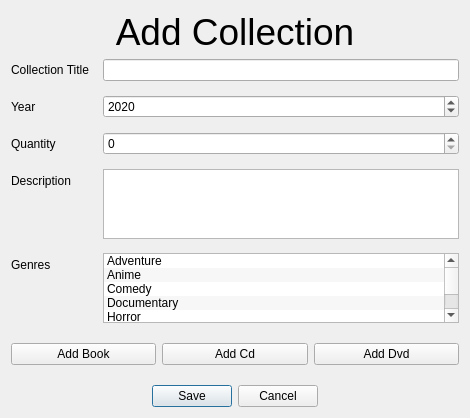
First picture: the form in forms/collectiondialog.ui, repository umustdye/Book-Worms, before the edit.
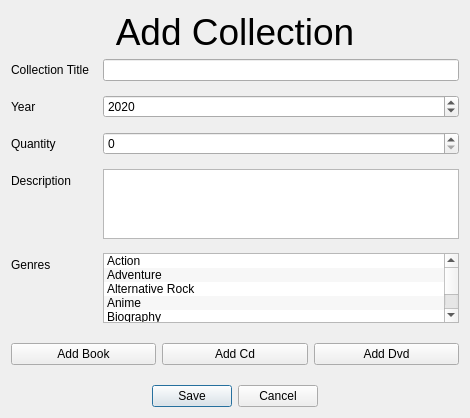
Second picture: the form after the edit.

Diff of the .ui file:
```diff
--- a/forms/collectiondialog.ui
+++ b/forms/collectiondialog.ui
@@ -111,16 +111,41 @@
        <property name="sortingEnabled">
         <bool>true</bool>
        </property>
+       <item>
+        <property name="text">
+         <string>Action</string>
+        </property>
+       </item>
        <item>
         <property name="text">
          <string>Adventure</string>
         </property>
        </item>
+       <item>
+        <property name="text">
+         <string>Alternative Rock</string>
+        </property>
+       </item>
        <item>
         <property name="text">
          <string>Anime</string>
         </property>
        </item>
+       <item>
+        <property name="text">
+         <string>Biography</string>
+        </property>
+       </item>
+       <item>
+        <property name="text">
+         <string>Christian Gospel</string>
+        </property>
+       </item>
+       <item>
+        <property name="text">
+         <string>Classic</string>
+        </property>
+       </item>
        <item>
         <property name="text">
          <string>Comedy</string>
@@ -128,7 +153,37 @@
        </item>
        <item>
         <property name="text">
-         <string>Documentary</string>
+         <string>Comic Book</string>
+        </property>
+       </item>
+       <item>
+        <property name="text">
+         <string>Country</string>
+        </property>
+       </item>
+       <item>
+        <property name="text">
+         <string>Drama</string>
+        </property>
+       </item>
+       <item>
+        <property name="text">
+         <string>EDM</string>
+        </property>
+       </item>
+       <item>
+        <property name="text">
+         <string>Fantasy</string>
+        </property>
+       </item>
+       <item>
+        <property name="text">
+         <string>Graphic Novel</string>
+        </property>
+       </item>
+       <item>
+        <property name="text">
+         <string>Historical</string>
         </property>
        </item>
        <item>
@@ -136,11 +191,81 @@
          <string>Horror</string>
         </property>
        </item>
+       <item>
+        <property name="text">
+         <string>Indie Rock</string>
+        </property>
+       </item>
+       <item>
+        <property name="text">
+         <string>Jazz</string>
+        </property>
+       </item>
+       <item>
+        <property name="text">
+         <string>Latin</string>
+        </property>
+       </item>
+       <item>
+        <property name="text">
+         <string>Literary Fiction</string>
+        </property>
+       </item>
+       <item>
+        <property name="text">
+         <string>Mystery</string>
+        </property>
+       </item>
+       <item>
+        <property name="text">
+         <string>Poetry</string>
+        </property>
+       </item>
+       <item>
+        <property name="text">
+         <string>Rap</string>
+        </property>
+       </item>
+       <item>
+        <property name="text">
+         <string>Rhythm and Blues</string>
+        </property>
+       </item>
+       <item>
+        <property name="text">
+         <string>Rock</string>
+        </property>
+       </item>
        <item>
         <property name="text">
          <string>Romance</string>
         </property>
        </item>
+       <item>
+        <property name="text">
+         <string>Science Fiction</string>
+        </property>
+       </item>
+       <item>
+        <property name="text">
+         <string>Short Story</string>
+        </property>
+       </item>
+       <item>
+        <property name="text">
+         <string>Suspense</string>
+        </property>
+       </item>
+       <item>
+        <property name="text">
+         <string>Techno</string>
+        </property>
+       </item>
+       <item>
+        <property name="text">
+         <string>Western</string>
+        </property>
+       </item>
       </widget>
      </item>
     </layout>
```
Left out of the diff: 6 changed lines with no effect on the pictures.
